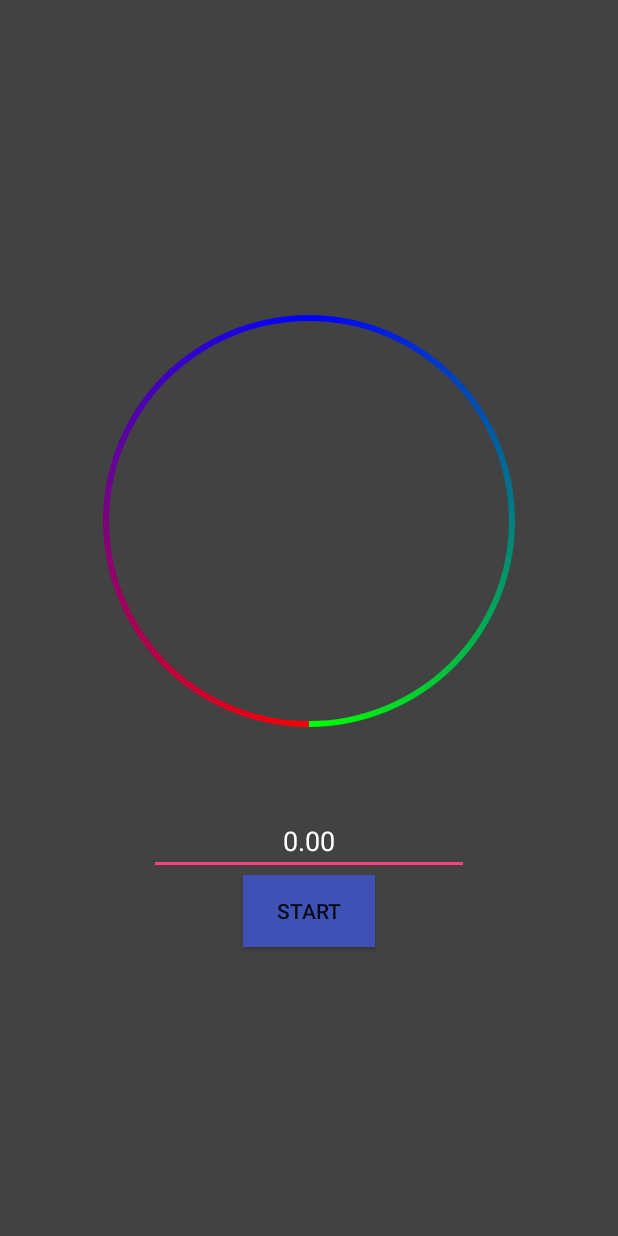
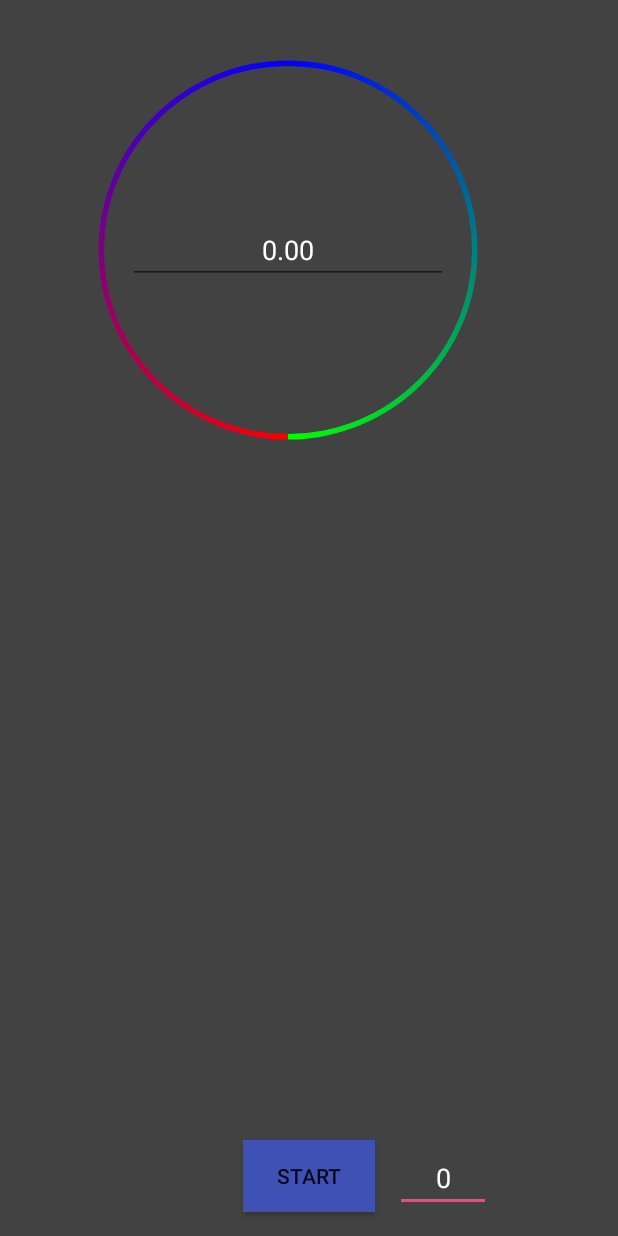
Before and after one commit to olen93/RialSmall, an Android app: the layout content_main.xml on its own in the app's theme, with its tools: preview values and no code run, on a phone screen of 412 x 824 dp. Run offline under Robolectric (Android 15) with nearby library versions, the phone set to English and light mode, and no system bars.

Commit message:
Layout Changes
Put a listview on bottom of screen to see all timers. Going to add a second layoutview for time input.

```diff
--- a/MyApplication/app/build.gradle
+++ b/MyApplication/app/build.gradle
@@ -2,7 +2,7 @@ apply plugin: 'com.android.application'
 
 android {
     compileSdkVersion 26
-    buildToolsVersion "26.0.1"
+    buildToolsVersion '26.0.2'
     defaultConfig {
         applicationId "com.example.ryan5.timerapp"
         minSdkVersion 22
--- a/MyApplication/app/src/main/res/layout/content_main.xml
+++ b/MyApplication/app/src/main/res/layout/content_main.xml
@@ -11,17 +11,13 @@
 
     <RelativeLayout
         android:layout_width="400dp"
-        android:layout_height="500dp"
-        android:layout_marginEnd="8dp"
+        android:layout_height="179dp"
         android:layout_marginLeft="8dp"
         android:layout_marginRight="8dp"
-        android:layout_marginStart="8dp"
         android:background="@color/primaryBackground"
         app:layout_constraintBottom_toBottomOf="parent"
         app:layout_constraintLeft_toLeftOf="parent"
-        app:layout_constraintRight_toRightOf="parent"
-        app:layout_constraintTop_toTopOf="parent"
-        app:layout_constraintVertical_bias="0.454">
+        app:layout_constraintRight_toRightOf="parent">
 
         <Button
             android:id="@+id/btnStart"
@@ -36,19 +32,38 @@
             tools:layout_editor_absoluteY="419dp" />
 
         <EditText
-            android:id="@+id/editTime"
+            android:id="@+id/editHour"
             android:layout_width="wrap_content"
             android:layout_height="wrap_content"
-            android:layout_above="@+id/btnStart"
-            android:layout_centerHorizontal="true"
-            android:ems="10"
-            android:text="0.00"
+            android:layout_alignBottom="@+id/btnStart"
+            android:layout_marginStart="13dp"
+            android:layout_toEndOf="@+id/btnStart"
+            android:ems="3"
+            android:text="0"
             android:textAlignment="center"
             android:textColor="@android:color/background_light"
-            android:textColorHighlight="@color/colorPrimary"
-            android:textColorHint="@color/colorPrimary"
-            android:textColorLink="@android:color/background_light"
             android:textCursorDrawable="@null" />
+
+        <ListView
+            android:id="@+id/listTimes"
+            android:layout_width="match_parent"
+            android:layout_height="match_parent"
+            android:layout_alignParentTop="true"
+            android:layout_centerHorizontal="true"
+            android:layout_marginTop="12dp" />
+
+
+    </RelativeLayout>
+
+    <RelativeLayout
+        android:layout_width="368dp"
+        android:layout_height="333dp"
+        android:layout_marginEnd="8dp"
+        android:layout_marginStart="8dp"
+        app:layout_constraintEnd_toEndOf="parent"
+        app:layout_constraintHorizontal_bias="0.0"
+        app:layout_constraintStart_toStartOf="parent"
+        app:layout_constraintTop_toTopOf="parent">
 
         <ProgressBar
             android:id="@+id/progressBar"
@@ -58,13 +73,24 @@
             android:layout_alignParentEnd="true"
             android:layout_alignParentStart="true"
             android:layout_alignParentTop="true"
-            android:layout_centerHorizontal="true"
             android:indeterminate="false"
             android:max="100"
             android:progress="100"
             android:progressDrawable="@drawable/circularprogress"
             android:rotation="90" />
 
+        <EditText
+            android:id="@+id/ctnTime"
+            android:layout_width="wrap_content"
+            android:layout_height="wrap_content"
+            android:layout_centerHorizontal="true"
+            android:layout_centerVertical="true"
+            android:ems="10"
+            android:inputType="time"
+            android:textAlignment="center"
+            android:textColor="@android:color/background_light"
+            tools:text="0.00" />
+
     </RelativeLayout>
 
 </android.support.constraint.ConstraintLayout>
```
Also changed, not shown: MyApplication/app/src/main/res/drawable/ic_delete_black_24px.xml (added, +9 -0 lines), MyApplication/app/src/main/res/layout/list_view_layout.xml (added, +30 -0 lines).
